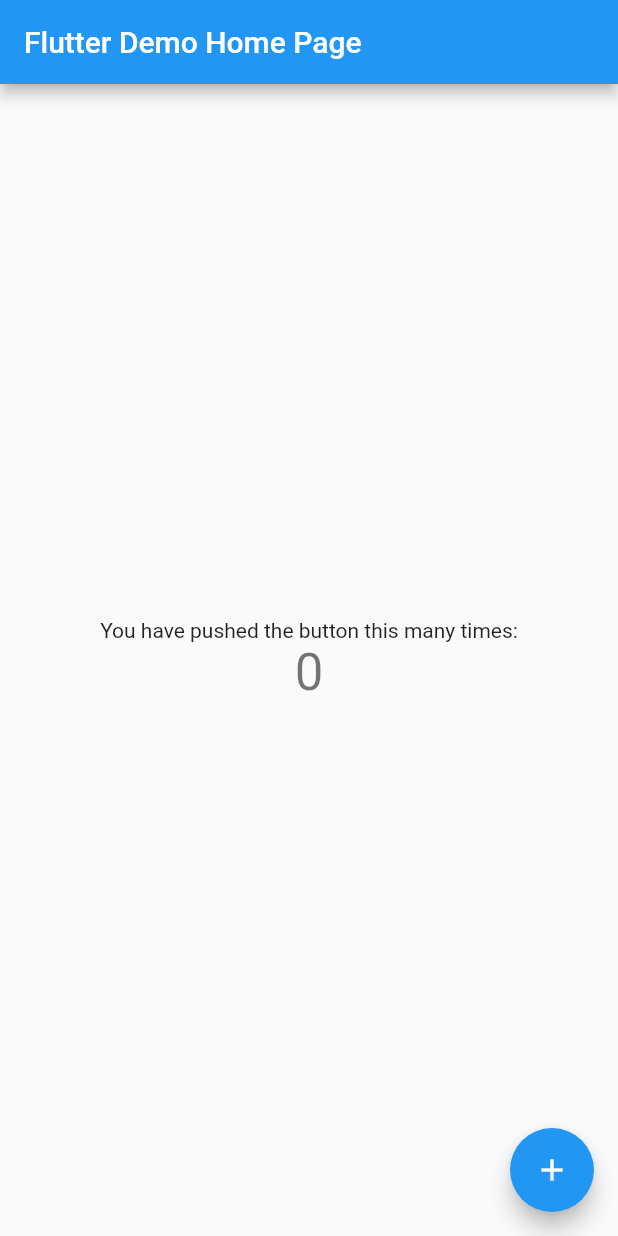
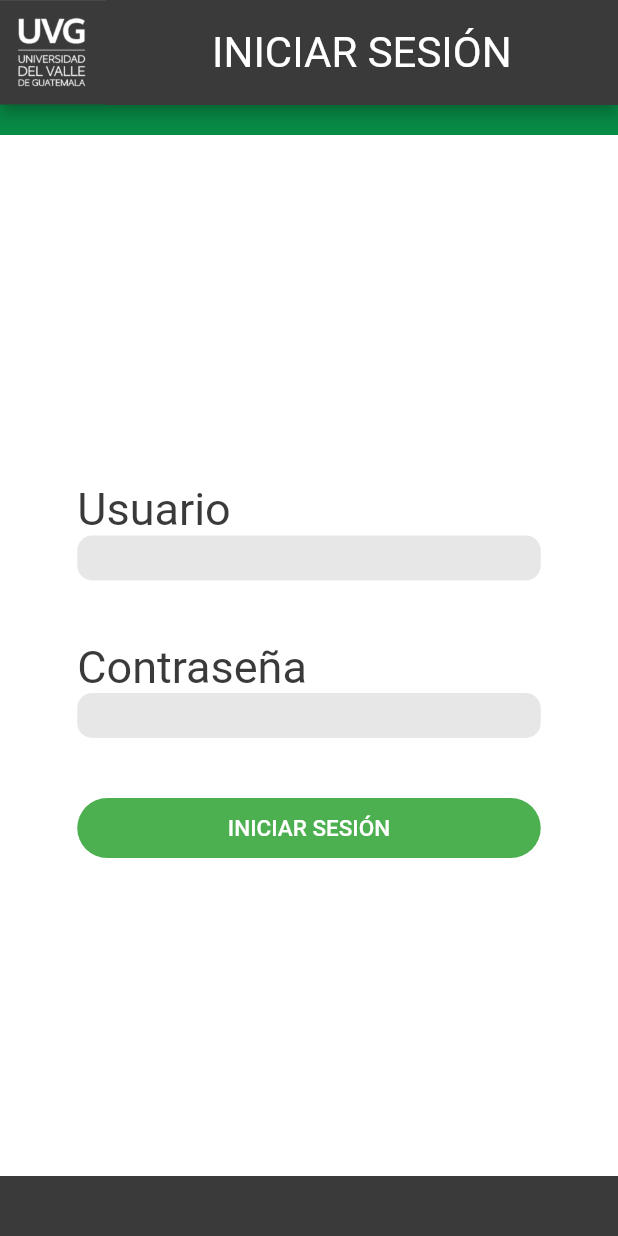
Before and after one commit to JuanNewroX/coviduvg, a Flutter app: the screen it shows after launch, on a phone screen of 412 x 824 dp. Run offline on Flutter 3.47's test engine with Material 2 defaults, Android fonts, the phone set to English and light mode, and no system bars; missing offline and left inert: dart:ffi; Roboto replaces fonts that are missing (SeoulNamsamCondensed).

Commit message:
Interfaz login finalizado

```diff
--- a/covid_appuvg/lib/main.dart
+++ b/covid_appuvg/lib/main.dart
@@ -1,111 +1,201 @@
+import 'dart:ffi';
+
 import 'package:flutter/material.dart';
 
 void main() => runApp(MyApp());
 
 class MyApp extends StatelessWidget {
-  // This widget is the root of your application.
+  final _biggerFont = const TextStyle(
+    fontSize: 28.0,
+    color: Colors.white,
+    fontFamily: 'SeoulNamsamCondensed'
+  );
+
   @override
   Widget build(BuildContext context) {
     return MaterialApp(
-      title: 'Flutter Demo',
+      title: 'CovidApp UVG',
       theme: ThemeData(
-        // This is the theme of your application.
-        //
-        // Try running your application with "flutter run". You'll see the
-        // application has a blue toolbar. Then, without quitting the app, try
-        // changing the primarySwatch below to Colors.green and then invoke
-        // "hot reload" (press "r" in the console where you ran "flutter run",
-        // or simply save your changes to "hot reload" in a Flutter IDE).
-        // Notice that the counter didn't reset back to zero; the application
-        // is not restarted.
-        primarySwatch: Colors.blue,
+        primaryColor: Color.fromRGBO(7, 139, 69, 1)
       ),
-      home: MyHomePage(title: 'Flutter Demo Home Page'),
+      home: Scaffold(
+        backgroundColor: Color.fromRGBO(59, 58, 59, 1),
+        appBar: PreferredSize(
+          preferredSize: Size.fromHeight(70.0),
+          child: AppBar(
+            automaticallyImplyLeading: false,
+            backgroundColor: Color.fromRGBO(59, 58, 59, 1),
+            flexibleSpace: Row(
+              mainAxisAlignment: MainAxisAlignment.center,
+              children: <Widget>[
+                Image.asset(
+                  'assets/uvglogo.png',
+                  fit: BoxFit.contain,
+                  height: 90,
+                ),
+                Expanded(
+                  child: Center(
+                    child: Text(
+                      'INICIAR SESIÓN',
+                      style: _biggerFont,
+                    ),
+                  )
+                )
+              ],
+            ),
+          ),
+        ),
+        body: Column(
+          children: <Widget>[
+            FractionallySizedBox(
+              widthFactor: 1,
+              child: Container(
+                height: 20,
+                color: Color.fromRGBO(7, 139, 69, 1),
+              ),
+            ),
+            Login(),
+            FractionallySizedBox(
+              widthFactor: 1,
+              child: Container(
+                height: 40,
+                color: Color.fromRGBO(59, 58, 59, 1),
+              ),
+            )
+          ],
+        ),
+      ),
     );
   }
 }
 
-class MyHomePage extends StatefulWidget {
-  MyHomePage({Key key, this.title}) : super(key: key);
+class Login extends StatefulWidget {
+  @override
+  State<StatefulWidget> createState() {
+    return LoginState();
+  }
+}
 
-  // This widget is the home page of your application. It is stateful, meaning
-  // that it has a State object (defined below) that contains fields that affect
-  // how it looks.
+class LoginState extends State<Login> {
+  final _biggerFont = const TextStyle(
+    fontSize: 30.0,
+    color: Color.fromRGBO(59, 58, 59, 1),
+    fontFamily: 'SeoulNamsamCondensed'
+  );
 
-  // This class is the configuration for the state. It holds the values (in this
-  // case the title) provided by the parent (in this case the App widget) and
-  // used by the build method of the State. Fields in a Widget subclass are
-  // always marked "final".
+  final _smallerFont = const TextStyle(
+    fontSize: 15.0,
+    color: Colors.white,
+    fontFamily: 'SeoulNamsamCondensed'
+  );
 
-  final String title;
+  final mController = TextEditingController();
+  final mController2 = TextEditingController();
 
   @override
-  _MyHomePageState createState() => _MyHomePageState();
-}
-
-class _MyHomePageState extends State<MyHomePage> {
-  int _counter = 0;
-
-  void _incrementCounter() {
-    setState(() {
-      // This call to setState tells the Flutter framework that something has
-      // changed in this State, which causes it to rerun the build method below
-      // so that the display can reflect the updated values. If we changed
-      // _counter without calling setState(), then the build method would not be
-      // called again, and so nothing would appear to happen.
-      _counter++;
-    });
+  void dispose() {
+    // Clean up the controller when the widget is disposed.
+    mController.dispose();
+    mController2.dispose();
+    super.dispose();
   }
 
   @override
   Widget build(BuildContext context) {
-    // This method is rerun every time setState is called, for instance as done
-    // by the _incrementCounter method above.
-    //
-    // The Flutter framework has been optimized to make rerunning build methods
-    // fast, so that you can just rebuild anything that needs updating rather
-    // than having to individually change instances of widgets.
-    return Scaffold(
-      appBar: AppBar(
-        // Here we take the value from the MyHomePage object that was created by
-        // the App.build method, and use it to set our appbar title.
-        title: Text(widget.title),
-      ),
-      body: Center(
-        // Center is a layout widget. It takes a single child and positions it
-        // in the middle of the parent.
-        child: Column(
-          // Column is also a layout widget. It takes a list of children and
-          // arranges them vertically. By default, it sizes itself to fit its
-          // children horizontally, and tries to be as tall as its parent.
-          //
-          // Invoke "debug painting" (press "p" in the console, choose the
-          // "Toggle Debug Paint" action from the Flutter Inspector in Android
-          // Studio, or the "Toggle Debug Paint" command in Visual Studio Code)
-          // to see the wireframe for each widget.
-          //
-          // Column has various properties to control how it sizes itself and
-          // how it positions its children. Here we use mainAxisAlignment to
-          // center the children vertically; the main axis here is the vertical
-          // axis because Columns are vertical (the cross axis would be
-          // horizontal).
-          mainAxisAlignment: MainAxisAlignment.center,
-          children: <Widget>[
-            Text(
-              'You have pushed the button this many times:',
-            ),
-            Text(
-              '$_counter',
-              style: Theme.of(context).textTheme.display1,
-            ),
-          ],
+    return Expanded(
+      child: FractionallySizedBox(
+        widthFactor: 1,
+        child: Container(
+          color: Colors.white,
+          child: Column(
+              mainAxisAlignment: MainAxisAlignment.center,
+              crossAxisAlignment: CrossAxisAlignment.center,
+              children: <Widget>[
+              campo('Usuario', mController),
+              campo('Contraseña', mController2),
+              Center(
+                child: Container(
+                  padding: EdgeInsets.only(
+                    top: 20
+                  ),
+                  decoration: BoxDecoration(
+                    borderRadius: BorderRadius.circular(20),
+                    color: Colors.transparent,
+                  ),
+                  child: Theme(
+                    data: Theme.of(context).copyWith(splashColor: Colors.transparent),
+                    child: Container(
+                      decoration: BoxDecoration(
+                        borderRadius: BorderRadius.circular(20),
+                        color: Colors.green,
+                      ),
+                      child: FractionallySizedBox(
+                        widthFactor: 0.75,
+                        child: FlatButton(
+                          onPressed: null,
+                          color: Colors.green,
+                          child: Text(
+                            'INICIAR SESIÓN',
+                            style: _smallerFont,
+                          ),
+                        ),
+                      ),
+                      height: 40,
+                    ),
+                  ),
+                ),
+              )
+            ],
+          ),
         ),
       ),
-      floatingActionButton: FloatingActionButton(
-        onPressed: _incrementCounter,
-        tooltip: 'Increment',
-        child: Icon(Icons.add),
-      ), // This trailing comma makes auto-formatting nicer for build methods.
     );
   }
+
+  Widget campo(String labelMessage, TextEditingController myController) {
+    return FractionallySizedBox(
+      widthFactor: 1,
+      child: Center(
+        child: Container(
+          padding: EdgeInsets.only(
+            top: 20,
+            bottom: 20
+          ),
+          child: Column(
+            mainAxisAlignment: MainAxisAlignment.start,
+            crossAxisAlignment: CrossAxisAlignment.start,
+            children: <Widget>[
+              Text(
+                labelMessage,
+                style: _biggerFont,
+              ),
+              Theme(
+                data: Theme.of(context).copyWith(splashColor: Colors.transparent),
+                child: FractionallySizedBox(
+                  widthFactor: 0.75,
+                  child: Container(
+                    height: 30,
+                    child: TextField(
+                      controller: myController,
+                      autofocus: false,
+                      style: _smallerFont,
+                      decoration: InputDecoration(
+                        filled: true,
+                        fillColor: Color.fromRGBO(231, 231, 231, 1),
+                        enabledBorder: OutlineInputBorder(
+                          borderSide: BorderSide(color: Colors.transparent),
+                          borderRadius: BorderRadius.circular(10)
+                        )
+                      ),
+                    ),
+                  ),
+                )
+              )
+            ],
+          ),
+        ),
+      ),
+    );
+  }
+
 }
```
Also changed, not shown: covid_appuvg/pubspec.yaml (+6 -14 lines), covid_appuvg/assets/uvglogo.png (added), 1 other file.
